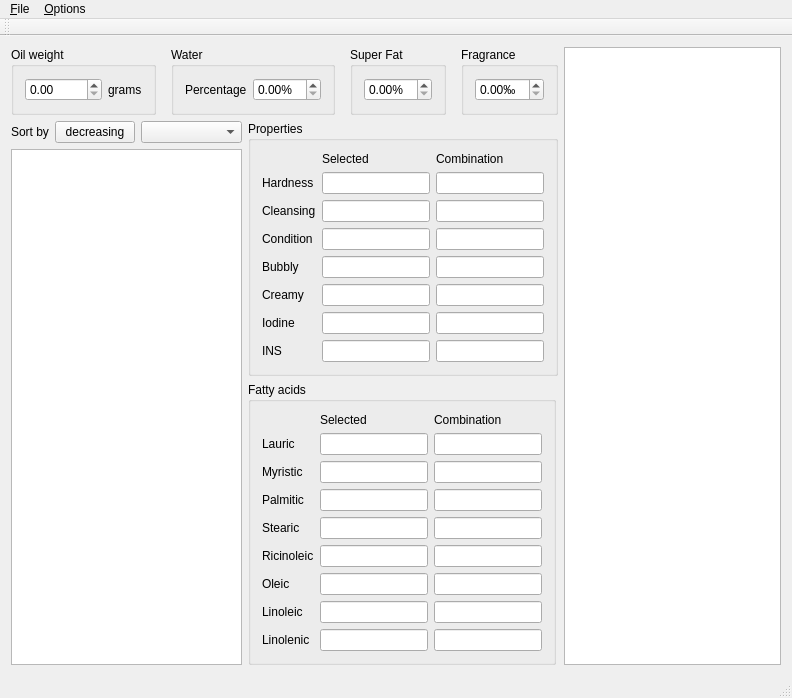
Before: the Qt Designer form mainwindow.ui in Cat-Ion/soap, drawn with Qt 5.
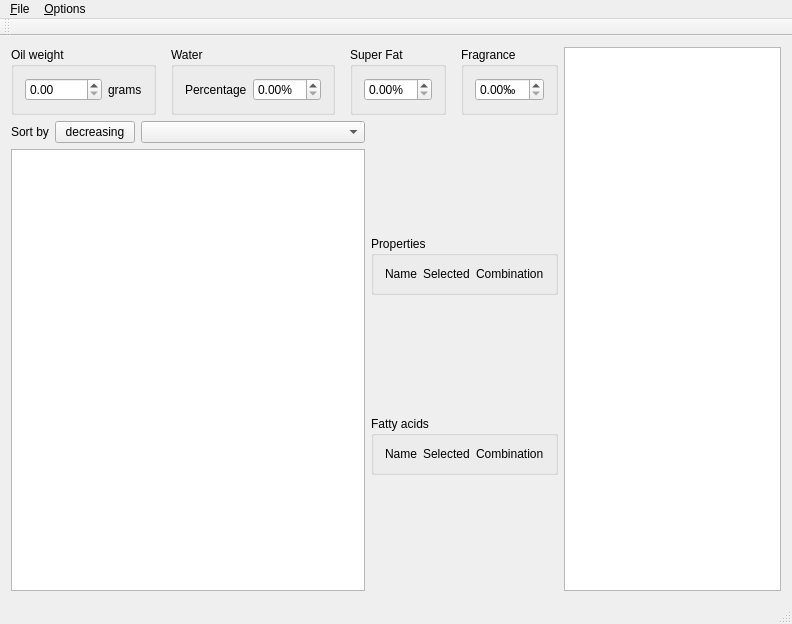
After: the same form once the commit is applied.

```diff
--- a/mainwindow.ui
+++ b/mainwindow.ui
@@ -212,58 +212,6 @@
                <string>Properties</string>
               </property>
               <layout class="QGridLayout" name="gridLayout">
-               <item row="6" column="1">
-                <widget class="QLineEdit" name="iodine_one">
-                 <property name="sizePolicy">
-                  <sizepolicy hsizetype="Fixed" vsizetype="Fixed">
-                   <horstretch>0</horstretch>
-                   <verstretch>0</verstretch>
-                  </sizepolicy>
-                 </property>
-                 <property name="readOnly">
-                  <bool>true</bool>
-                 </property>
-                </widget>
-               </item>
-               <item row="1" column="2">
-                <widget class="QLineEdit" name="hardness_all">
-                 <property name="sizePolicy">
-                  <sizepolicy hsizetype="Fixed" vsizetype="Fixed">
-                   <horstretch>0</horstretch>
-                   <verstretch>0</verstretch>
-                  </sizepolicy>
-                 </property>
-                 <property name="readOnly">
-                  <bool>true</bool>
-                 </property>
-                </widget>
-               </item>
-               <item row="3" column="2">
-                <widget class="QLineEdit" name="condition_all">
-                 <property name="sizePolicy">
-                  <sizepolicy hsizetype="Fixed" vsizetype="Fixed">
-                   <horstretch>0</horstretch>
-                   <verstretch>0</verstretch>
-                  </sizepolicy>
-                 </property>
-                 <property name="readOnly">
-                  <bool>true</bool>
-                 </property>
-                </widget>
-               </item>
-               <item row="4" column="0">
-                <widget class="QLabel" name="bubbly_label">
-                 <property name="sizePolicy">
-                  <sizepolicy hsizetype="Fixed" vsizetype="Fixed">
-                   <horstretch>0</horstretch>
-                   <verstretch>0</verstretch>
-                  </sizepolicy>
-                 </property>
-                 <property name="text">
-                  <string>Bubbly</string>
-                 </property>
-                </widget>
-               </item>
                <item row="0" column="1">
                 <widget class="QLabel" name="one_label">
                  <property name="sizePolicy">
@@ -290,224 +238,10 @@
                  </property>
                 </widget>
                </item>
-               <item row="4" column="1">
-                <widget class="QLineEdit" name="bubbly_one">
-                 <property name="sizePolicy">
-                  <sizepolicy hsizetype="Fixed" vsizetype="Fixed">
-                   <horstretch>0</horstretch>
-                   <verstretch>0</verstretch>
-                  </sizepolicy>
-                 </property>
-                 <property name="readOnly">
-                  <bool>true</bool>
-                 </property>
-                </widget>
-               </item>
-               <item row="3" column="0">
-                <widget class="QLabel" name="condition_label">
-                 <property name="sizePolicy">
-                  <sizepolicy hsizetype="Fixed" vsizetype="Fixed">
-                   <horstretch>0</horstretch>
-                   <verstretch>0</verstretch>
-                  </sizepolicy>
-                 </property>
+               <item row="0" column="0">
+                <widget class="QLabel" name="label">
                  <property name="text">
-                  <string>Condition</string>
-                 </property>
-                </widget>
-               </item>
-               <item row="5" column="0">
-                <widget class="QLabel" name="creamy_label">
-                 <property name="sizePolicy">
-                  <sizepolicy hsizetype="Fixed" vsizetype="Fixed">
-                   <horstretch>0</horstretch>
-                   <verstretch>0</verstretch>
-                  </sizepolicy>
-                 </property>
-                 <property name="text">
-                  <string>Creamy</string>
-                 </property>
-                </widget>
-               </item>
-               <item row="2" column="1">
-                <widget class="QLineEdit" name="cleansing_one">
-                 <property name="sizePolicy">
-                  <sizepolicy hsizetype="Fixed" vsizetype="Fixed">
-                   <horstretch>0</horstretch>
-                   <verstretch>0</verstretch>
-                  </sizepolicy>
-                 </property>
-                 <property name="readOnly">
-                  <bool>true</bool>
-                 </property>
-                </widget>
-               </item>
-               <item row="2" column="2">
-                <widget class="QLineEdit" name="cleansing_all">
-                 <property name="sizePolicy">
-                  <sizepolicy hsizetype="Fixed" vsizetype="Fixed">
-                   <horstretch>0</horstretch>
-                   <verstretch>0</verstretch>
-                  </sizepolicy>
-                 </property>
-                 <property name="readOnly">
-                  <bool>true</bool>
-                 </property>
-                </widget>
-               </item>
-               <item row="4" column="2">
-                <widget class="QLineEdit" name="bubbly_all">
-                 <property name="sizePolicy">
-                  <sizepolicy hsizetype="Fixed" vsizetype="Fixed">
-                   <horstretch>0</horstretch>
-                   <verstretch>0</verstretch>
-                  </sizepolicy>
-                 </property>
-                 <property name="readOnly">
-                  <bool>true</bool>
-                 </property>
-                </widget>
-               </item>
-               <item row="5" column="1">
-                <widget class="QLineEdit" name="creamy_one">
-                 <property name="sizePolicy">
-                  <sizepolicy hsizetype="Fixed" vsizetype="Fixed">
-                   <horstretch>0</horstretch>
-                   <verstretch>0</verstretch>
-                  </sizepolicy>
-                 </property>
-                 <property name="readOnly">
-                  <bool>true</bool>
-                 </property>
-                </widget>
-               </item>
-               <item row="2" column="0">
-                <widget class="QLabel" name="cleansing_label">
-                 <property name="sizePolicy">
-                  <sizepolicy hsizetype="Fixed" vsizetype="Fixed">
-                   <horstretch>0</horstretch>
-                   <verstretch>0</verstretch>
-                  </sizepolicy>
-                 </property>
-                 <property name="text">
-                  <string>Cleansing</string>
-                 </property>
-                </widget>
-               </item>
-               <item row="5" column="2">
-                <widget class="QLineEdit" name="creamy_all">
-                 <property name="sizePolicy">
-                  <sizepolicy hsizetype="Fixed" vsizetype="Fixed">
-                   <horstretch>0</horstretch>
-                   <verstretch>0</verstretch>
-                  </sizepolicy>
-                 </property>
-                 <property name="readOnly">
-                  <bool>true</bool>
-                 </property>
-                </widget>
-               </item>
-               <item row="1" column="1">
-                <widget class="QLineEdit" name="hardness_one">
-                 <property name="sizePolicy">
-                  <sizepolicy hsizetype="Fixed" vsizetype="Fixed">
-                   <horstretch>0</horstretch>
-                   <verstretch>0</verstretch>
-                  </sizepolicy>
-                 </property>
-                 <property name="readOnly">
-                  <bool>true</bool>
-                 </property>
-                </widget>
-               </item>
-               <item row="1" column="0">
-                <widget class="QLabel" name="hardness_label">
-                 <property name="sizePolicy">
-                  <sizepolicy hsizetype="Fixed" vsizetype="Fixed">
-                   <horstretch>0</horstretch>
-                   <verstretch>0</verstretch>
-                  </sizepolicy>
-                 </property>
-                 <property name="text">
-                  <string>Hardness</string>
-                 </property>
-                </widget>
-               </item>
-               <item row="3" column="1">
-                <widget class="QLineEdit" name="condition_one">
-                 <property name="sizePolicy">
-                  <sizepolicy hsizetype="Fixed" vsizetype="Fixed">
-                   <horstretch>0</horstretch>
-                   <verstretch>0</verstretch>
-                  </sizepolicy>
-                 </property>
-                 <property name="readOnly">
-                  <bool>true</bool>
-                 </property>
-                </widget>
-               </item>
-               <item row="6" column="0">
-                <widget class="QLabel" name="iodine_label">
-                 <property name="sizePolicy">
-                  <sizepolicy hsizetype="Fixed" vsizetype="Fixed">
-                   <horstretch>0</horstretch>
-                   <verstretch>0</verstretch>
-                  </sizepolicy>
-                 </property>
-                 <property name="text">
-                  <string>Iodine</string>
-                 </property>
-                </widget>
-               </item>
-               <item row="6" column="2">
-                <widget class="QLineEdit" name="iodine_all">
-                 <property name="sizePolicy">
-                  <sizepolicy hsizetype="Fixed" vsizetype="Fixed">
-                   <horstretch>0</horstretch>
-                   <verstretch>0</verstretch>
-                  </sizepolicy>
-                 </property>
-                 <property name="readOnly">
-                  <bool>true</bool>
-                 </property>
-                </widget>
-               </item>
-               <item row="7" column="0">
-                <widget class="QLabel" name="ins_label">
-                 <property name="sizePolicy">
-                  <sizepolicy hsizetype="Fixed" vsizetype="Fixed">
-                   <horstretch>0</horstretch>
-                   <verstretch>0</verstretch>
-                  </sizepolicy>
-                 </property>
-                 <property name="text">
-                  <string>INS</string>
-                 </property>
-                </widget>
-               </item>
-               <item row="7" column="1">
-                <widget class="QLineEdit" name="ins_one">
-                 <property name="sizePolicy">
-                  <sizepolicy hsizetype="Fixed" vsizetype="Fixed">
-                   <horstretch>0</horstretch>
-                   <verstretch>0</verstretch>
-                  </sizepolicy>
-                 </property>
-                 <property name="readOnly">
-                  <bool>true</bool>
-                 </property>
-                </widget>
-               </item>
-               <item row="7" column="2">
-                <widget class="QLineEdit" name="ins_all">
-                 <property name="sizePolicy">
-                  <sizepolicy hsizetype="Fixed" vsizetype="Fixed">
-                   <horstretch>0</horstretch>
-                   <verstretch>0</verstretch>
-                  </sizepolicy>
-                 </property>
-                 <property name="readOnly">
-                  <bool>true</bool>
+                  <string>Name</string>
                  </property>
                 </widget>
                </item>
@@ -526,41 +260,6 @@
                <string>Fatty acids</string>
               </property>
               <layout class="QGridLayout" name="gridLayout_3">
-               <item row="1" column="0">
-                <widget class="QLabel" name="lauric_label">
-                 <property name="text">
-                  <string>Lauric</string>
-                 </property>
-                </widget>
-               </item>
-               <item row="7" column="0">
-                <widget class="QLabel" name="linoleic_label">
-                 <property name="text">
-                  <string>Linoleic</string>
-                 </property>
-                </widget>
-               </item>
-               <item row="6" column="0">
-                <widget class="QLabel" name="oleic_label">
-                 <property name="text">
-                  <string>Oleic</string>
-                 </property>
-                </widget>
-               </item>
-               <item row="2" column="0">
-                <widget class="QLabel" name="myristic_label">
-                 <property name="text">
-                  <string>Myristic</string>
-                 </property>
-                </widget>
-               </item>
-               <item row="4" column="0">
-                <widget class="QLabel" name="stearic_label">
-                 <property name="text">
-                  <string>Stearic</string>
-                 </property>
-                </widget>
-               </item>
                <item row="0" column="2">
                 <widget class="QLabel" name="combination_acid_label">
                  <property name="sizePolicy">
@@ -587,136 +286,10 @@
                  </property>
                 </widget>
                </item>
-               <item row="5" column="0">
-                <widget class="QLabel" name="ricinoleic_label">
+               <item row="0" column="0">
+                <widget class="QLabel" name="label_2">
                  <property name="text">
-                  <string>Ricinoleic</string>
-                 </property>
-                </widget>
-               </item>
-               <item row="3" column="0">
-                <widget class="QLabel" name="palmitic_label">
-                 <property name="text">
-                  <string>Palmitic</string>
-                 </property>
-                </widget>
-               </item>
-               <item row="8" column="0">
-                <widget class="QLabel" name="linolenic_label">
-                 <property name="text">
-                  <string>Linolenic</string>
-                 </property>
-                </widget>
-               </item>
-               <item row="1" column="1">
-                <widget class="QLineEdit" name="lauric_one">
-                 <property name="readOnly">
-                  <bool>true</bool>
-                 </property>
-                </widget>
-               </item>
-               <item row="1" column="2">
-                <widget class="QLineEdit" name="lauric_all">
-                 <property name="readOnly">
-                  <bool>true</bool>
-                 </property>
-                </widget>
-               </item>
-               <item row="2" column="1">
-                <widget class="QLineEdit" name="myristic_one">
-                 <property name="readOnly">
-                  <bool>true</bool>
-                 </property>
-                </widget>
-               </item>
-               <item row="2" column="2">
-                <widget class="QLineEdit" name="myristic_all">
-                 <property name="readOnly">
-                  <bool>true</bool>
-                 </property>
-                </widget>
-               </item>
-               <item row="3" column="1">
-                <widget class="QLineEdit" name="palmitic_one">
-                 <property name="readOnly">
-                  <bool>true</bool>
-                 </property>
-                </widget>
-               </item>
-               <item row="3" column="2">
-                <widget class="QLineEdit" name="palmitic_all">
-                 <property name="readOnly">
-                  <bool>true</bool>
-                 </property>
-                </widget>
-               </item>
-               <item row="4" column="1">
-                <widget class="QLineEdit" name="stearic_one">
-                 <property name="readOnly">
-                  <bool>true</bool>
-                 </property>
-                </widget>
-               </item>
-               <item row="4" column="2">
-                <widget class="QLineEdit" name="stearic_all">
-                 <property name="readOnly">
-                  <bool>true</bool>
-                 </property>
-                </widget>
-               </item>
-               <item row="5" column="1">
-                <widget class="QLineEdit" name="ricinoleic_one">
-                 <property name="readOnly">
-                  <bool>true</bool>
-                 </property>
-                </widget>
-               </item>
-               <item row="5" column="2">
-                <widget class="QLineEdit" name="ricinoleic_all">
-                 <property name="readOnly">
-                  <bool>true</bool>
-                 </property>
-                </widget>
-               </item>
-               <item row="6" column="1">
-                <widget class="QLineEdit" name="oleic_one">
-                 <property name="readOnly">
-                  <bool>true</bool>
-                 </property>
-                </widget>
-               </item>
-               <item row="6" column="2">
-                <widget class="QLineEdit" name="oleic_all">
-                 <property name="readOnly">
-                  <bool>true</bool>
-                 </property>
-                </widget>
-               </item>
-               <item row="7" column="1">
-                <widget class="QLineEdit" name="linoleic_one">
-                 <property name="readOnly">
-                  <bool>true</bool>
-                 </property>
-                </widget>
-               </item>
-               <item row="7" column="2">
-                <widget class="QLineEdit" name="linoleic_all">
-                 <property name="readOnly">
-                  <bool>true</bool>
-                 </property>
-                </widget>
-               </item>
-               <item row="8" column="1">
-                <widget class="QLineEdit" name="linolenic_one">
-                 <property name="readOnly">
-                  <bool>true</bool>
-                 </property>
-                </widget>
-               </item>
-               <item row="8" column="2">
-                <widget class="QLineEdit" name="linolenic_all">
-                 <property name="readOnly">
-                  <bool>true</bool>
+                  <string>Name</string>
                  </property>
                 </widget>
                </item>
```
Left out of the diff: 17 changed lines with no effect on the pictures.
